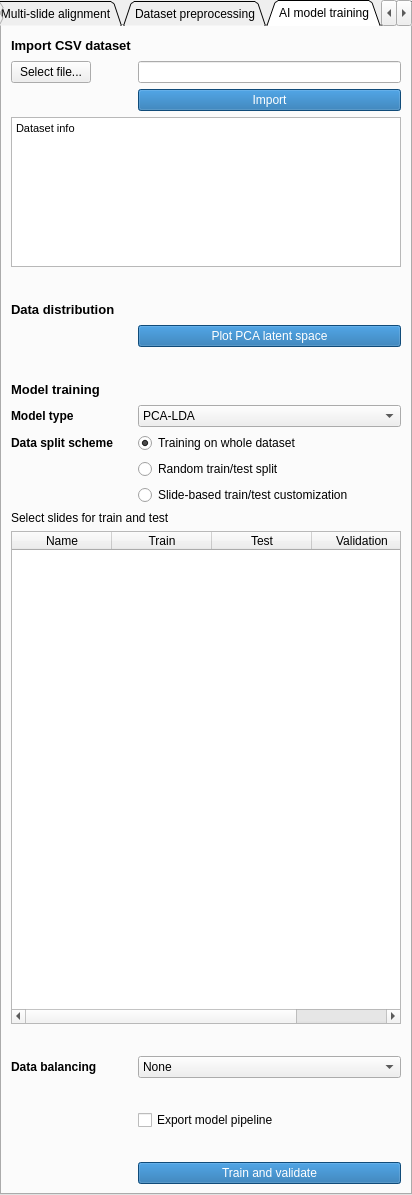
Qt form MassVision/Resources/UI/MassVision.ui (jamzad/SlicerMassVision) before a commit.
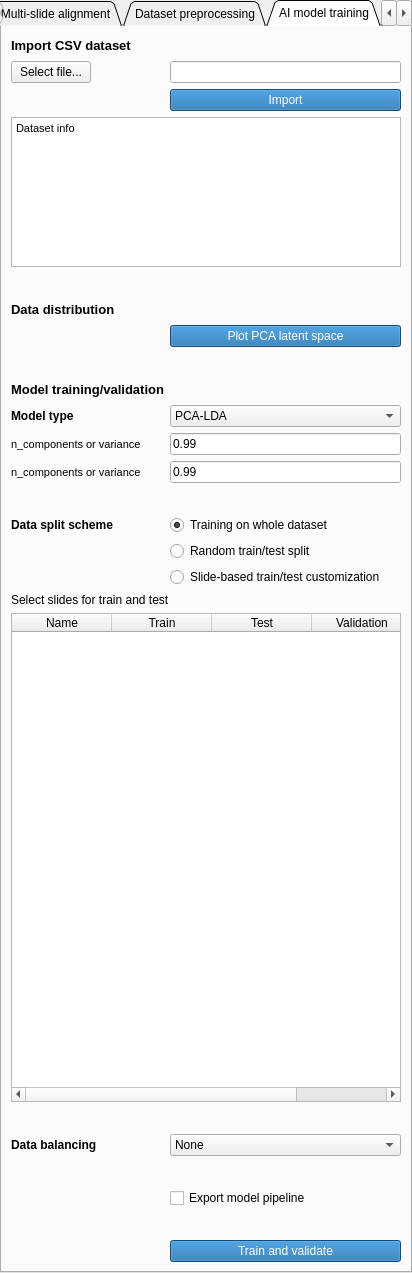
The same form after that commit. The open tabs and pages were chosen to show the change.

Commit message: ADD users control classification parameters

Diff of the .ui file:
```diff
--- a/MassVision/Resources/UI/MassVision.ui
+++ b/MassVision/Resources/UI/MassVision.ui
@@ -7,7 +7,7 @@
     <x>0</x>
     <y>0</y>
     <width>412</width>
-    <height>1195</height>
+    <height>1273</height>
    </rect>
   </property>
   <property name="sizePolicy">
@@ -2572,7 +2572,7 @@
        <string notr="true"/>
       </property>
       <property name="text">
-       <string>Model training</string>
+       <string>Model training/validation</string>
       </property>
      </widget>
     </item>
@@ -2629,7 +2629,7 @@
       </item>
      </widget>
     </item>
-    <item row="17" column="0">
+    <item row="18" column="0">
      <widget class="QLabel" name="label_78">
       <property name="font">
        <font>
@@ -2645,7 +2645,7 @@
       </property>
      </widget>
     </item>
-    <item row="17" column="1">
+    <item row="18" column="1">
      <widget class="QRadioButton" name="allTrain">
       <property name="text">
        <string>Training on whole dataset</string>
@@ -2661,7 +2661,7 @@
       </property>
      </widget>
     </item>
-    <item row="18" column="1">
+    <item row="19" column="1">
      <widget class="QRadioButton" name="randomSplit">
       <property name="text">
        <string>Random train/test split</string>
@@ -2674,14 +2674,14 @@
       </property>
      </widget>
     </item>
-    <item row="19" column="1">
+    <item row="20" column="1">
      <widget class="QRadioButton" name="customSplit">
       <property name="text">
        <string>Slide-based train/test customization</string>
       </property>
      </widget>
     </item>
-    <item row="20" column="0" colspan="2">
+    <item row="21" column="0" colspan="2">
      <widget class="QLabel" name="namesTableLabel">
       <property name="styleSheet">
        <string notr="true"/>
@@ -2691,7 +2691,7 @@
       </property>
      </widget>
     </item>
-    <item row="21" column="0" colspan="2">
+    <item row="22" column="0" colspan="2">
      <widget class="QTableWidget" name="namesTable">
       <column>
        <property name="text">
@@ -2715,7 +2715,7 @@
       </column>
      </widget>
     </item>
-    <item row="22" column="0" colspan="2">
+    <item row="23" column="0" colspan="2">
      <spacer name="verticalSpacer_27">
       <property name="orientation">
        <enum>Qt::Vertical</enum>
@@ -2731,7 +2731,7 @@
       </property>
      </spacer>
     </item>
-    <item row="23" column="0">
+    <item row="24" column="0">
      <widget class="QLabel" name="label_83">
       <property name="font">
        <font>
@@ -2747,7 +2747,7 @@
       </property>
      </widget>
     </item>
-    <item row="23" column="1">
+    <item row="24" column="1">
      <widget class="QComboBox" name="BalanceComBox">
       <item>
        <property name="text">
@@ -2771,7 +2771,7 @@
       </item>
      </widget>
     </item>
-    <item row="24" column="0" colspan="2">
+    <item row="25" column="0" colspan="2">
      <spacer name="verticalSpacer_26">
       <property name="orientation">
        <enum>Qt::Vertical</enum>
@@ -2787,7 +2787,7 @@
       </property>
      </spacer>
     </item>
-    <item row="25" column="0">
+    <item row="26" column="0">
      <widget class="QLabel" name="label_79">
       <property name="font">
        <font>
@@ -2803,7 +2803,7 @@
       </property>
      </widget>
     </item>
-    <item row="25" column="1">
+    <item row="26" column="1">
      <widget class="QCheckBox" name="saveModelcheckBox">
       <property name="text">
        <string>Export model pipeline</string>
@@ -2813,7 +2813,7 @@
       </property>
      </widget>
     </item>
-    <item row="26" column="0" colspan="2">
+    <item row="27" column="0" colspan="2">
      <spacer name="verticalSpacer_8">
       <property name="orientation">
        <enum>Qt::Vertical</enum>
@@ -2829,7 +2829,7 @@
       </property>
      </spacer>
     </item>
-    <item row="27" column="1">
+    <item row="28" column="1">
      <widget class="QPushButton" name="trainModel">
       <property name="styleSheet">
        <string notr="true">background-color: #1769aa;
@@ -2840,6 +2840,70 @@
       </property>
      </widget>
     </item>
+    <item row="15" column="0">
+     <widget class="QLabel" name="MLlabel1">
+      <property name="font">
+       <font>
+        <pointsize>8</pointsize>
+        <weight>50</weight>
+        <bold>false</bold>
+       </font>
+      </property>
+      <property name="styleSheet">
+       <string notr="true"/>
+      </property>
+      <property name="text">
+       <string>n_components or variance</string>
+      </property>
+     </widget>
+    </item>
+    <item row="15" column="1">
+     <widget class="QLineEdit" name="MLparam1">
+      <property name="text">
+       <string>0.99</string>
+      </property>
+     </widget>
+    </item>
+    <item row="17" column="0" colspan="2">
+     <spacer name="verticalSpacer_33">
+      <property name="orientation">
+       <enum>Qt::Vertical</enum>
+      </property>
+      <property name="sizeType">
+       <enum>QSizePolicy::Fixed</enum>
+      </property>
+      <property name="sizeHint" stdset="0">
+       <size>
+        <width>20</width>
+        <height>20</height>
+       </size>
+      </property>
+     </spacer>
+    </item>
+    <item row="16" column="0">
+     <widget class="QLabel" name="MLlabel2">
+      <property name="font">
+       <font>
+        <pointsize>8</pointsize>
+        <weight>50</weight>
+        <bold>false</bold>
+       </font>
+      </property>
+      <property name="styleSheet">
+       <string notr="true"/>
+      </property>
+      <property name="text">
+       <string>n_components or variance</string>
+      </property>
+     </widget>
+    </item>
+    <item row="16" column="1">
+     <widget class="QLineEdit" name="MLparam2">
+      <property name="text">
+       <string>0.99</string>
+      </property>
+     </widget>
+    </item>
    </layout>
   </widget>
   <widget class="QWidget" name="tab_5">
```
Left out of the diff: 4 changed lines with no effect on the pictures. The commit also changes 2 other files.
